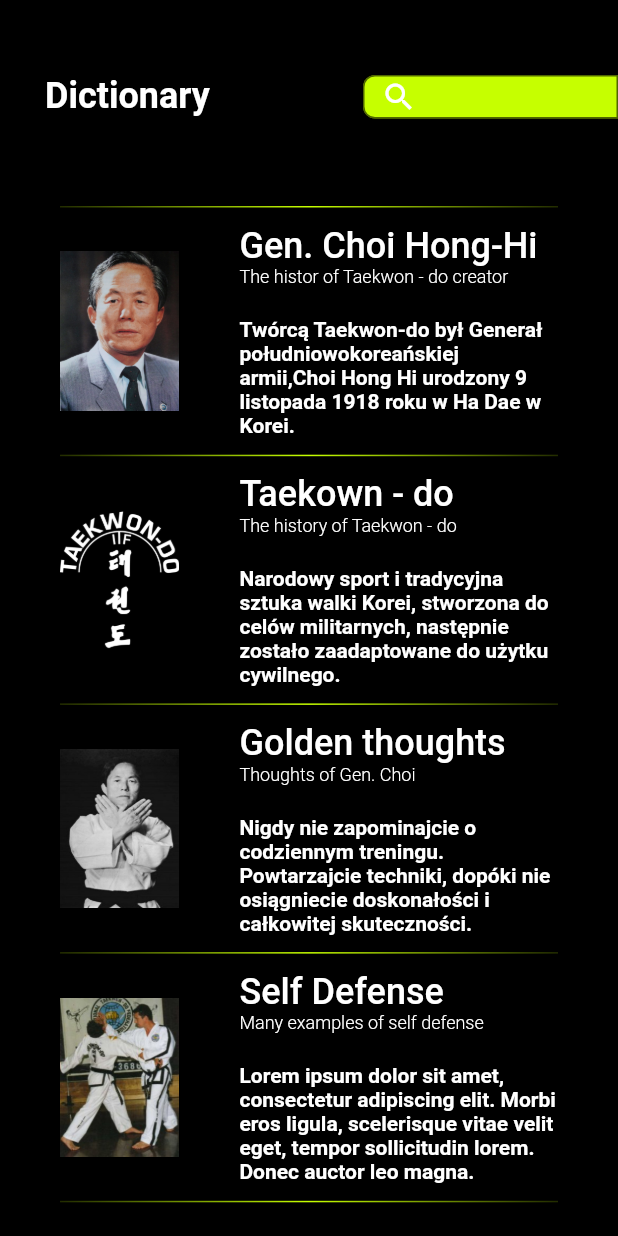
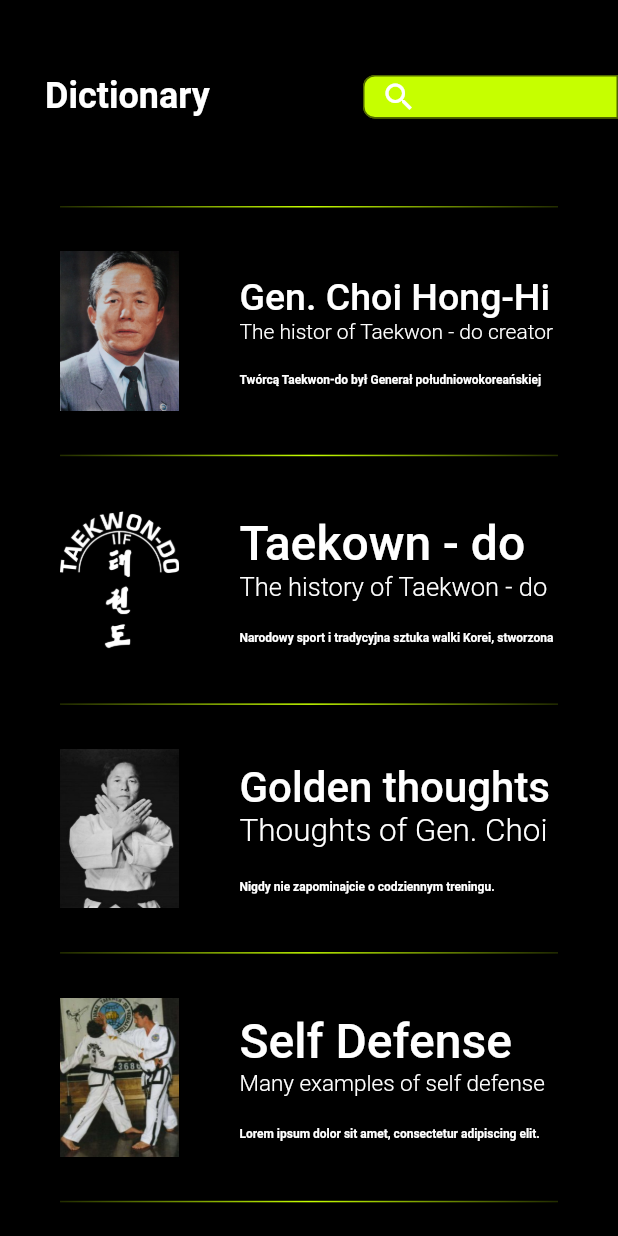
Before and after one commit to alphatra/Taekwondo-Encyclopedia, a Flutter app: the History screen opened directly, on a phone screen of 412 x 824 dp. Run offline on Flutter 3.47's test engine with Material 2 defaults, Android fonts, the phone set to English and light mode, and no system bars; drawn by our look-alikes of auto_size_text; our stand-ins replace cloud_firestore, fancy_bottom_navigation; missing offline and left inert: appcenter, appcenter_analytics, appcenter_crashes, device_simulator, firebase_admob, youtube_player; accounts and stored records are empty; network calls fail.

Commit message:
Zmiany z 06.11.2019(na laptop)

```diff
--- a/lib/main.dart
+++ b/lib/main.dart
@@ -3,9 +3,11 @@ import 'Controlersite.dart';
 import 'package:appcenter/appcenter.dart';
 import 'package:appcenter_analytics/appcenter_analytics.dart';
 import 'package:appcenter_crashes/appcenter_crashes.dart';
-
+import 'package:device_simulator/device_simulator.dart';
+const bool debugEnableDeviceSimulator = true;
 void main() => runApp(MyApp());
 class MyApp extends StatelessWidget {
+
   @override
 
   Widget build(BuildContext context) {
@@ -18,7 +20,10 @@ class MyApp extends StatelessWidget {
       theme: ThemeData(
           fontFamily: 'Roboto',
       ),
-      home: MyPage(),
-    );
+      home:  DeviceSimulator(
+      brightness: Brightness.dark,
+    enable: debugEnableDeviceSimulator,
+    child: Scaffold(
+    body: MyPage())));
   }
 }
--- a/lib/subpages/Informations.dart
+++ b/lib/subpages/Informations.dart
@@ -1,6 +1,7 @@
 import 'package:flutter/material.dart';
 import '../Navbar.dart';
 import 'dart:async';
+import 'package:auto_size_text/auto_size_text.dart';
 class History extends StatelessWidget {
 
   @override
@@ -127,9 +128,21 @@ class History extends StatelessWidget {
                         Expanded(flex:40,child: Container(child: Column(
                           crossAxisAlignment: CrossAxisAlignment.start,mainAxisAlignment: MainAxisAlignment.center,
                           children: <Widget>[
-                            Text('Gen. Choi Hong-Hi',style: textfirst),
-                            Text('The histor of Taekwon - do creator',style: textsecond,),
-                            Padding(padding:EdgeInsets.only(top: 20),child: Text('Twórcą Taekwon-do był Generał południowokoreańskiej armii,Choi Hong Hi urodzony 9 listopada 1918 roku w Ha Dae w Korei.',style: textseconds,textAlign: TextAlign.left,)
+                            AutoSizeText(
+                                'Gen. Choi Hong-Hi',
+                                maxLines: 1, style: TextStyle(fontSize: 50,color: Colors.white,fontWeight: FontWeight.w500),
+                              minFontSize: 17,maxFontSize: 32,
+                            ),
+                            AutoSizeText(
+                                'The histor of Taekwon - do creator',
+                                maxLines: 1, style: TextStyle(fontSize: 50,color: Colors.white,fontWeight: FontWeight.w300),
+                              minFontSize: 8,maxFontSize: 21,
+                            ),
+                            Padding(padding:EdgeInsets.only(top: 20),child: AutoSizeText(
+                              'Twórcą Taekwon-do był Generał południowokoreańskiej armii,Choi Hong Hi urodzony 9 listopada 1918 roku w Ha Dae w Korei.',
+                              maxLines: 1, style: TextStyle(fontSize: 50,color: Colors.white,fontWeight: FontWeight.bold),textAlign: TextAlign.left,
+                              minFontSize: 8,maxFontSize: 23,
+                            ),
                             ),],),),),
                       ],),)),
                     gradient,
@@ -140,9 +153,22 @@ class History extends StatelessWidget {
                         Expanded(flex:40,child: Container(child: Column(
                           crossAxisAlignment: CrossAxisAlignment.start,mainAxisAlignment: MainAxisAlignment.center,
                           children: <Widget>[
-                            Text('Taekown - do',style: textfirst,),
-                            Text('The history of Taekwon - do',style: textsecond,),
-                            Padding(padding:EdgeInsets.only(top: 20),child: Text('Narodowy sport i tradycyjna sztuka walki Korei, stworzona do celów militarnych, następnie zostało zaadaptowane do użytku cywilnego.',style: textseconds,textAlign: TextAlign.left,)
+                            AutoSizeText(
+                                'Taekown - do',
+                                maxLines: 1, style: TextStyle(fontSize: 50,color: Colors.white,fontWeight: FontWeight.w500),
+                              minFontSize: 17,maxFontSize: 32,
+                            ),
+                            AutoSizeText(
+                                'The history of Taekwon - do',
+                                maxLines: 1, style: TextStyle(fontSize: 50,color: Colors.white,fontWeight: FontWeight.w300),
+                              minFontSize: 8,maxFontSize: 21,
+                            ),
+
+                            Padding(padding:EdgeInsets.only(top: 20),child: AutoSizeText(
+                              'Narodowy sport i tradycyjna sztuka walki Korei, stworzona do celów militarnych, następnie zostało zaadaptowane do użytku cywilnego.',
+                              maxLines: 1, style: TextStyle(fontSize: 50,color: Colors.white,fontWeight: FontWeight.bold),textAlign: TextAlign.left,
+                              minFontSize: 8,maxFontSize: 23,
+                            ),
                             ),],),),),
                       ],),)),
                     gradient,
@@ -153,9 +179,22 @@ class History extends StatelessWidget {
                         Expanded(flex:40,child: Container(child: Column(
                           crossAxisAlignment: CrossAxisAlignment.start,mainAxisAlignment: MainAxisAlignment.center,
                           children: <Widget>[
-                            Text('Golden thoughts',style: textfirst,),
-                            Text('Thoughts of Gen. Choi',style: textsecond,),
-                            Padding(padding:EdgeInsets.only(top: 20),child: Text('Nigdy nie zapominajcie o codziennym treningu. Powtarzajcie techniki, dopóki nie osiągniecie doskonałości i całkowitej skuteczności.',style: textseconds,textAlign: TextAlign.left,)
+                            AutoSizeText(
+                              'Golden thoughts',
+                              maxLines: 1, style: TextStyle(fontSize: 50,color: Colors.white,fontWeight: FontWeight.w500),
+                              minFontSize: 17,maxFontSize: 32,
+                            ),
+                            AutoSizeText(
+                                'Thoughts of Gen. Choi',
+                                maxLines: 1, style: TextStyle(fontSize: 50,color: Colors.white,fontWeight: FontWeight.w300),
+                              minFontSize: 8,maxFontSize: 21,
+                            ),
+
+                            Padding(padding:EdgeInsets.only(top: 20),child: AutoSizeText(
+                              'Nigdy nie zapominajcie o codziennym treningu. Powtarzajcie techniki, dopóki nie osiągniecie doskonałości i całkowitej skuteczności.',
+                              maxLines: 1, style: TextStyle(fontSize: 50,color: Colors.white,fontWeight: FontWeight.bold),textAlign: TextAlign.left,
+                              minFontSize: 8,maxFontSize: 23,
+                            ),
                             ),],),),),
                       ],),)),
                     gradient,
@@ -166,9 +205,21 @@ class History extends StatelessWidget {
                         Expanded(flex:40,child: Container(child: Column(
                           crossAxisAlignment: CrossAxisAlignment.start,mainAxisAlignment: MainAxisAlignment.center,
                           children: <Widget>[
-                            Text('Self Defense',style: textfirst,),
-                            Text('Many examples of self defense',style: textsecond,),
-                            Padding(padding:EdgeInsets.only(top: 20),child: Text('Lorem ipsum dolor sit amet, consectetur adipiscing elit. Morbi eros ligula, scelerisque vitae velit eget, tempor sollicitudin lorem. Donec auctor leo magna.',style: textseconds,textAlign: TextAlign.left,)
+                            AutoSizeText(
+                                'Self Defense',
+                                maxLines: 1, style: TextStyle(fontSize: 50,color: Colors.white,fontWeight: FontWeight.w500),
+                              minFontSize: 17,maxFontSize: 32,
+                            ),
+                            AutoSizeText(
+                                'Many examples of self defense',
+                                maxLines: 1, style: TextStyle(fontSize: 50,color: Colors.white,fontWeight: FontWeight.w300),
+                              minFontSize: 8,maxFontSize: 21,
+                            ),
+                            Padding(padding:EdgeInsets.only(top: 20),child: AutoSizeText(
+                              'Lorem ipsum dolor sit amet, consectetur adipiscing elit. Morbi eros ligula, scelerisque vitae velit eget, tempor sollicitudin lorem. Donec auctor leo magna.',
+                              maxLines: 1, style: TextStyle(fontSize: 50,color: Colors.white,fontWeight: FontWeight.bold),textAlign: TextAlign.left,
+                              minFontSize: 8,maxFontSize: 23,
+                            ),
                             ),],),),),
                       ],),)),
                     gradient,
--- a/lib/subpages/Patterns.dart
+++ b/lib/subpages/Patterns.dart
@@ -65,7 +65,6 @@ class _PatternsState extends State<Patterns> {
           anchorType: AnchorType.bottom,
           anchorOffset: 0.0,
         );
-      SystemChrome.setPreferredOrientations([DeviceOrientation.portraitUp]);
     });
 
     return Scaffold(
@@ -374,8 +373,12 @@ class _DetailPageState extends State<DetailPage> {
               ),
               Padding(
                   padding: EdgeInsets.symmetric(vertical: 15),
-                  child: YoutubePlayer(source: widget.post.data["Video"], context: context, quality: YoutubeQuality.FHD,)
-              )
+                  child: YoutubePlayer(source: widget.post.data["Video"], context: context, quality: YoutubeQuality.FHD,callbackController: (controller) {
+                    ;
+                  },),
+
+
+              ),
             ],
           )
         ),
--- a/pubspec.yaml
+++ b/pubspec.yaml
@@ -36,6 +36,11 @@ dependencies:
   appcenter:
   appcenter_analytics:
   appcenter_crashes:
+  device_simulator: ^0.9.5
+  auto_size_text: ^2.1.0
+
+
+
 
 # For information on the generic Dart part of this file, see the
 # following page: https://www.dartlang.org/tools/pub/pubspec
```
Also changed, not shown: 2 other files.
